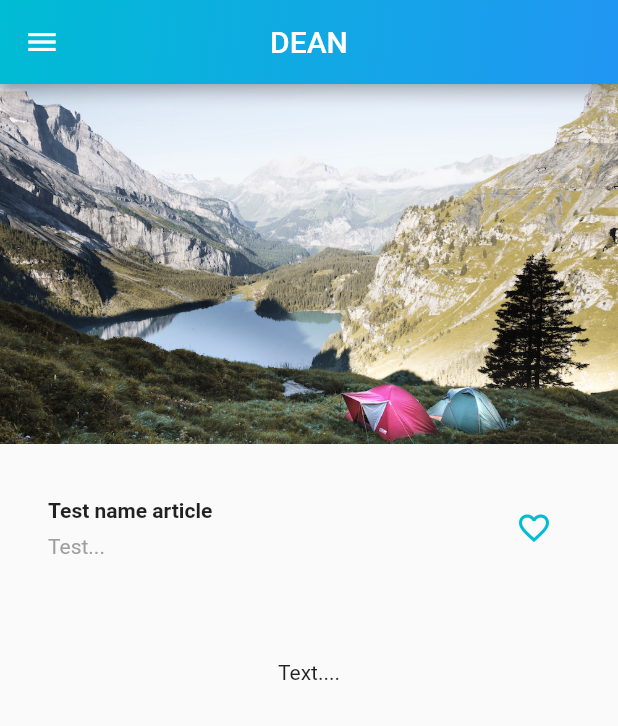
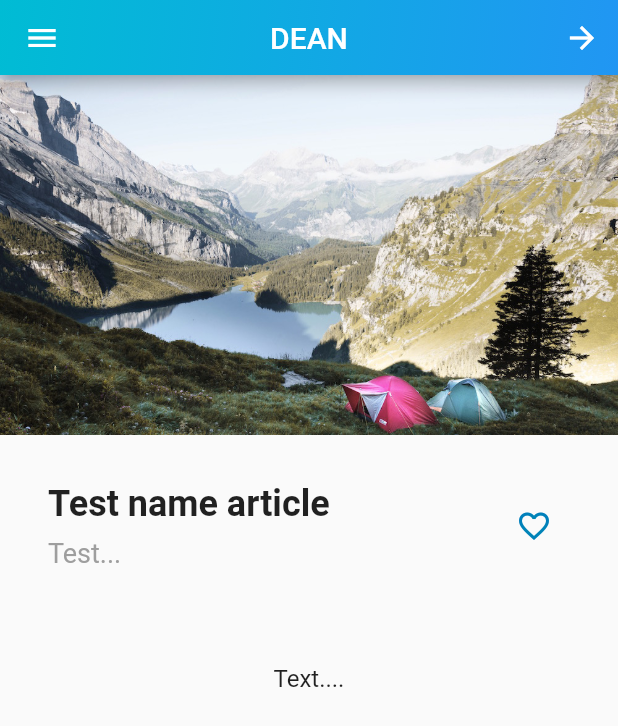
Before and after one commit to ApolloStudio/dean-mobile-program, a Flutter app: the InformationAboutTheGestureScreen screen opened by its route, on a phone screen of 412 x 824 dp. Shown: the top 726 px of the screen. Run offline on Flutter 3.47's test engine with Material 2 defaults, Android fonts, the phone set to English and light mode, and no system bars; our stand-ins replace flutter_local_notifications, gallery_saver, image_picker, simple_animations, supercharged.

Commit message:
DEAN mobile program v 1.0.0 (dev version 0.4)

```diff
--- a/lib/main.dart
+++ b/lib/main.dart
@@ -1,6 +1,7 @@
 import 'package:flutter/material.dart';
 import 'package:dean/screens/Home/home_screen.dart';
 import 'package:dean/screens/InformationAboutTheGesture/information_screen.dart';
+import 'package:dean/screens/Notifications/notifications_screen.dart';
 import 'package:dean/screens/Splash/splash_screen.dart';
 
 void main() => runApp(MyApp());
@@ -9,7 +10,9 @@ class MyApp extends StatelessWidget {
   final routes = <String, WidgetBuilder>{
     '/Home': (BuildContext context) => HomeScreen(title: 'DEAN'),
     '/Information': (BuildContext context) =>
-        InformationAboutTheGestureScreen(title: 'DEAN')
+        InformationAboutTheGestureScreen(title: 'DEAN'),
+    '/Notifications': (BuildContext context) =>
+        NotificationsScreen(title: 'DEAN')
   };
 
   @override
--- a/lib/screens/InformationAboutTheGesture/information_screen.dart
+++ b/lib/screens/InformationAboutTheGesture/information_screen.dart
@@ -2,6 +2,8 @@ import 'dart:core';
 
 import 'package:flutter/foundation.dart';
 import 'package:flutter/material.dart';
+import 'package:dean/screens/InformationAboutTheGesture/widgets/radiant_gradiant_mask.dart';
+import 'package:dean/screens/InformationAboutTheGesture/widgets/app_bar.dart';
 
 class InformationAboutTheGestureScreen extends StatefulWidget {
   InformationAboutTheGestureScreen({Key? key, required this.title})
@@ -17,7 +19,7 @@ class _InformationAboutTheGestureScreenState
     extends State<InformationAboutTheGestureScreen> {
   _InformationAboutTheGestureScreenState(String title);
 
-  bool _isFavorited = false;
+  bool _isFavorited = true;
 
   void _onPressedIconButton() {
     setState(() {
@@ -39,22 +41,22 @@ class _InformationAboutTheGestureScreenState
                 padding: const EdgeInsets.only(bottom: 8),
                 child: const Text(
                   'Test name article',
-                  textAlign: TextAlign.center,
-                  style: TextStyle(fontWeight: FontWeight.bold),
+                  style: TextStyle(fontWeight: FontWeight.bold, fontSize: 24),
                 ),
               ),
               Text(
                 'Test...',
-                textAlign: TextAlign.center,
-                style: TextStyle(color: Colors.grey[500]),
+                style: TextStyle(color: Colors.grey[500], fontSize: 18),
               )
             ],
           )),
           IconButton(
               onPressed: _onPressedIconButton,
-              icon: (_isFavorited
-                  ? Icon(Icons.favorite)
-                  : Icon(Icons.favorite_border)),
+              icon: RadiantGradientMask(
+                child: (_isFavorited
+                    ? Icon(Icons.favorite_border)
+                    : Icon(Icons.favorite)),
+              ),
               color: Colors.cyan[500])
         ],
       ),
@@ -65,22 +67,13 @@ class _InformationAboutTheGestureScreenState
       child: Text(
         'Text....',
         textAlign: TextAlign.center,
+        style: TextStyle(fontSize: 16),
         softWrap: true,
       ),
     );
 
     return Scaffold(
-      appBar: AppBar(
-        centerTitle: true,
-        title: Text(widget.title),
-        flexibleSpace: Container(
-          decoration: BoxDecoration(
-              gradient: LinearGradient(
-                  begin: Alignment.topLeft,
-                  end: Alignment.bottomRight,
-                  colors: <Color>[Colors.cyan, Colors.blue])),
-        ),
-      ),
+      appBar: AppBarWithBackButton(title: widget.title),
       drawer: Drawer(),
       body: ListView(
         children: [
--- /dev/null
+++ b/lib/screens/InformationAboutTheGesture/widgets/app_bar.dart
@@ -0,0 +1,34 @@
+import 'dart:core';
+
+import 'package:flutter/material.dart';
+
+class AppBarWithBackButton extends StatelessWidget
+    implements PreferredSizeWidget {
+  AppBarWithBackButton({this.title});
+  Size get preferredSize => const Size.fromHeight(50);
+  final String? title;
+
+  @override
+  AppBar build(BuildContext context) {
+    return AppBar(
+      centerTitle: true,
+      title: Text(title!),
+      actions: [
+        Padding(
+          padding: EdgeInsets.only(left: 2),
+          child: IconButton(
+              onPressed: () =>
+                  Navigator.of(context).pushReplacementNamed('/Home'),
+              icon: Icon(Icons.arrow_forward)),
+        )
+      ],
+      flexibleSpace: Container(
+        decoration: BoxDecoration(
+            gradient: LinearGradient(
+                begin: Alignment.topLeft,
+                end: Alignment.bottomRight,
+                colors: <Color>[Colors.cyan, Colors.blue])),
+      ),
+    );
+  }
+}
--- /dev/null
+++ b/lib/screens/InformationAboutTheGesture/widgets/radiant_gradiant_mask.dart
@@ -0,0 +1,21 @@
+import 'dart:core';
+
+import 'package:flutter/material.dart';
+
+class RadiantGradientMask extends StatelessWidget {
+  RadiantGradientMask({this.child});
+  final Widget? child;
+
+  @override
+  Widget build(BuildContext context) {
+    return ShaderMask(
+      shaderCallback: (bounds) => RadialGradient(
+        center: Alignment.center,
+        radius: 1,
+        colors: [Colors.cyan, Colors.blue],
+        tileMode: TileMode.mirror,
+      ).createShader(bounds),
+      child: child,
+    );
+  }
+}
--- /dev/null
+++ b/lib/screens/Notifications/widgets/app_bar.dart
@@ -0,0 +1,34 @@
+import 'dart:core';
+
+import 'package:flutter/material.dart';
+
+class AppBarWithBackButton extends StatelessWidget
+    implements PreferredSizeWidget {
+  AppBarWithBackButton({this.title});
+  Size get preferredSize => const Size.fromHeight(50);
+  final String? title;
+
+  @override
+  AppBar build(BuildContext context) {
+    return AppBar(
+      centerTitle: true,
+      title: Text(title!),
+      actions: [
+        Padding(
+          padding: EdgeInsets.only(left: 2),
+          child: IconButton(
+              onPressed: () =>
+                  Navigator.of(context).pushReplacementNamed('/Home'),
+              icon: Icon(Icons.arrow_forward)),
+        )
+      ],
+      flexibleSpace: Container(
+        decoration: BoxDecoration(
+            gradient: LinearGradient(
+                begin: Alignment.topLeft,
+                end: Alignment.bottomRight,
+                colors: <Color>[Colors.cyan, Colors.blue])),
+      ),
+    );
+  }
+}
```
Also changed, not shown: lib/screens/Home/home_screen.dart (+2 -11 lines), lib/screens/Home/widgets/app_bar.dart (added, +34 -0 lines), lib/screens/Notifications/notifications_screen.dart (added, +26 -0 lines).
